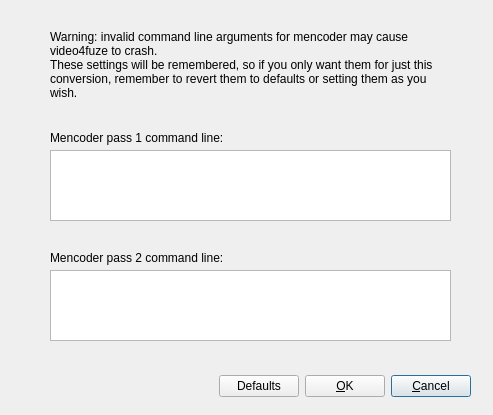
Old version of the form GUI/Preferences.ui in the repository willfurnass/video4fuze.
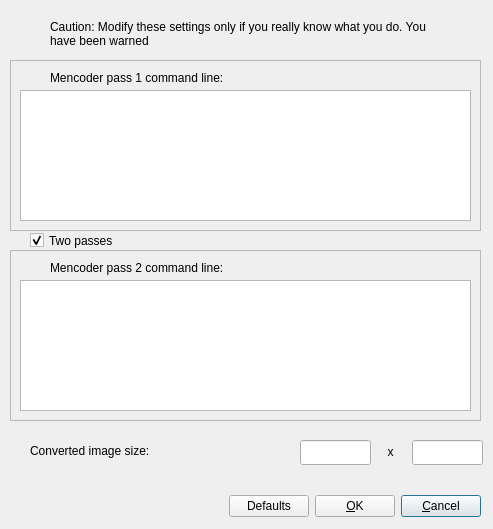
New version of the form. Icons and pictures are not drawn.

Commit message: Added single-pass conversion support. Added the option to change converted image size. New about dialog.

Patch:
```diff
--- a/GUI/Preferences.ui
+++ b/GUI/Preferences.ui
@@ -7,7 +7,7 @@
     <x>0</x>
     <y>0</y>
     <width>493</width>
-    <height>415</height>
+    <height>529</height>
    </rect>
   </property>
   <property name="windowTitle">
@@ -20,8 +20,8 @@
   <widget class="QWidget" name="layoutWidget">
    <property name="geometry">
     <rect>
-     <x>120</x>
-     <y>370</y>
+     <x>130</x>
+     <y>490</y>
      <width>351</width>
      <height>33</height>
     </rect>
@@ -78,70 +78,17 @@
     </item>
    </layout>
   </widget>
-  <widget class="QPlainTextEdit" name="mencoderpass1Edit">
-   <property name="geometry">
-    <rect>
-     <x>50</x>
-     <y>150</y>
-     <width>401</width>
-     <height>71</height>
-    </rect>
-   </property>
-   <property name="plainText">
-    <string/>
-   </property>
-  </widget>
-  <widget class="QPlainTextEdit" name="mencoderpass2Edit">
-   <property name="geometry">
-    <rect>
-     <x>50</x>
-     <y>270</y>
-     <width>401</width>
-     <height>71</height>
-    </rect>
-   </property>
-   <property name="plainText">
-    <string/>
-   </property>
-  </widget>
-  <widget class="QLabel" name="label">
-   <property name="geometry">
-    <rect>
-     <x>50</x>
-     <y>130</y>
-     <width>401</width>
-     <height>16</height>
-    </rect>
-   </property>
-   <property name="text">
-    <string>Mencoder pass 1 command line:</string>
-   </property>
-  </widget>
-  <widget class="QLabel" name="label_2">
-   <property name="geometry">
-    <rect>
-     <x>50</x>
-     <y>250</y>
-     <width>401</width>
-     <height>16</height>
-    </rect>
-   </property>
-   <property name="text">
-    <string>Mencoder pass 2 command line:</string>
-   </property>
-  </widget>
   <widget class="QLabel" name="label_3">
    <property name="geometry">
     <rect>
      <x>50</x>
-     <y>30</y>
+     <y>20</y>
      <width>391</width>
-     <height>81</height>
+     <height>41</height>
     </rect>
    </property>
    <property name="text">
-    <string>Warning: invalid command line arguments for mencoder may cause video4fuze to crash.
-These settings will be remembered, so if you only want them for just this conversion, remember to revert them to defaults or setting them as you wish.</string>
+    <string>Caution: Modify these settings only if you really know what you do. You have been warned</string>
    </property>
    <property name="scaledContents">
     <bool>false</bool>
@@ -153,6 +100,161 @@
     <bool>true</bool>
    </property>
   </widget>
+  <widget class="QCheckBox" name="Pass2Check">
+   <property name="geometry">
+    <rect>
+     <x>30</x>
+     <y>230</y>
+     <width>111</width>
+     <height>21</height>
+    </rect>
+   </property>
+   <property name="text">
+    <string>Two passes</string>
+   </property>
+   <property name="checked">
+    <bool>true</bool>
+   </property>
+  </widget>
+  <widget class="QFrame" name="frame">
+   <property name="enabled">
+    <bool>true</bool>
+   </property>
+   <property name="geometry">
+    <rect>
+     <x>10</x>
+     <y>250</y>
+     <width>471</width>
+     <height>171</height>
+    </rect>
+   </property>
+   <property name="frameShape">
+    <enum>QFrame::StyledPanel</enum>
+   </property>
+   <property name="frameShadow">
+    <enum>QFrame::Raised</enum>
+   </property>
+   <widget class="QLabel" name="label_2">
+    <property name="geometry">
+     <rect>
+      <x>40</x>
+      <y>10</y>
+      <width>401</width>
+      <height>16</height>
+     </rect>
+    </property>
+    <property name="text">
+     <string>Mencoder pass 2 command line:</string>
+    </property>
+   </widget>
+   <widget class="QPlainTextEdit" name="mencoderpass2Edit">
+    <property name="geometry">
+     <rect>
+      <x>10</x>
+      <y>30</y>
+      <width>451</width>
+      <height>131</height>
+     </rect>
+    </property>
+    <property name="plainText">
+     <string/>
+    </property>
+   </widget>
+  </widget>
+  <widget class="QFrame" name="frame_2">
+   <property name="enabled">
+    <bool>true</bool>
+   </property>
+   <property name="geometry">
+    <rect>
+     <x>10</x>
+     <y>60</y>
+     <width>471</width>
+     <height>171</height>
+    </rect>
+   </property>
+   <property name="frameShape">
+    <enum>QFrame::StyledPanel</enum>
+   </property>
+   <property name="frameShadow">
+    <enum>QFrame::Raised</enum>
+   </property>
+   <widget class="QPlainTextEdit" name="mencoderpass1Edit">
+    <property name="geometry">
+     <rect>
+      <x>10</x>
+      <y>30</y>
+      <width>451</width>
+      <height>131</height>
+     </rect>
+    </property>
+    <property name="plainText">
+     <string/>
+    </property>
+   </widget>
+   <widget class="QLabel" name="label">
+    <property name="geometry">
+     <rect>
+      <x>40</x>
+      <y>10</y>
+      <width>401</width>
+      <height>16</height>
+     </rect>
+    </property>
+    <property name="text">
+     <string>Mencoder pass 1 command line:</string>
+    </property>
+   </widget>
+  </widget>
+  <widget class="QLabel" name="label_4">
+   <property name="geometry">
+    <rect>
+     <x>30</x>
+     <y>430</y>
+     <width>261</width>
+     <height>41</height>
+    </rect>
+   </property>
+   <property name="text">
+    <string>Converted image size:</string>
+   </property>
+  </widget>
+  <widget class="QLineEdit" name="Wiline">
+   <property name="geometry">
+    <rect>
+     <x>300</x>
+     <y>440</y>
+     <width>71</width>
+     <height>25</height>
+    </rect>
+   </property>
+  </widget>
+  <widget class="QLineEdit" name="Heline">
+   <property name="geometry">
+    <rect>
+     <x>412</x>
+     <y>440</y>
+     <width>71</width>
+     <height>25</height>
+    </rect>
+   </property>
+  </widget>
+  <widget class="QLabel" name="label_5">
+   <property name="geometry">
+    <rect>
+     <x>370</x>
+     <y>436</y>
+     <width>41</width>
+     <height>31</height>
+    </rect>
+   </property>
+   <property name="text">
+    <string>x</string>
+   </property>
+   <property name="alignment">
+    <set>Qt::AlignCenter</set>
+   </property>
+  </widget>
  </widget>
  <resources>
   <include location="../video4fuze.qrc"/>
```
Left out of the diff: 24 changed lines with no effect on the pictures. The commit also changes 13 other files.
